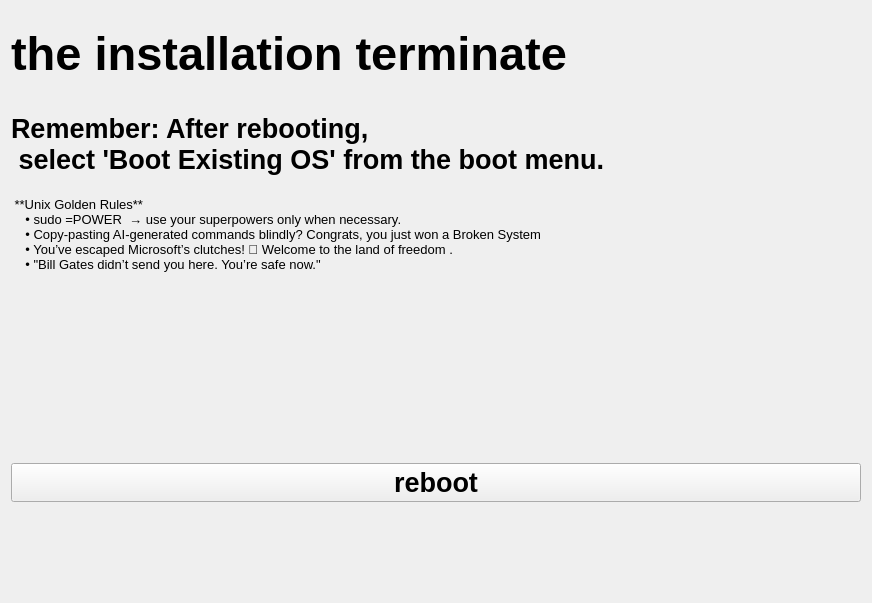
Above: finish.ui from n1cef/kraken_installer before the change. Below: the same form after it.
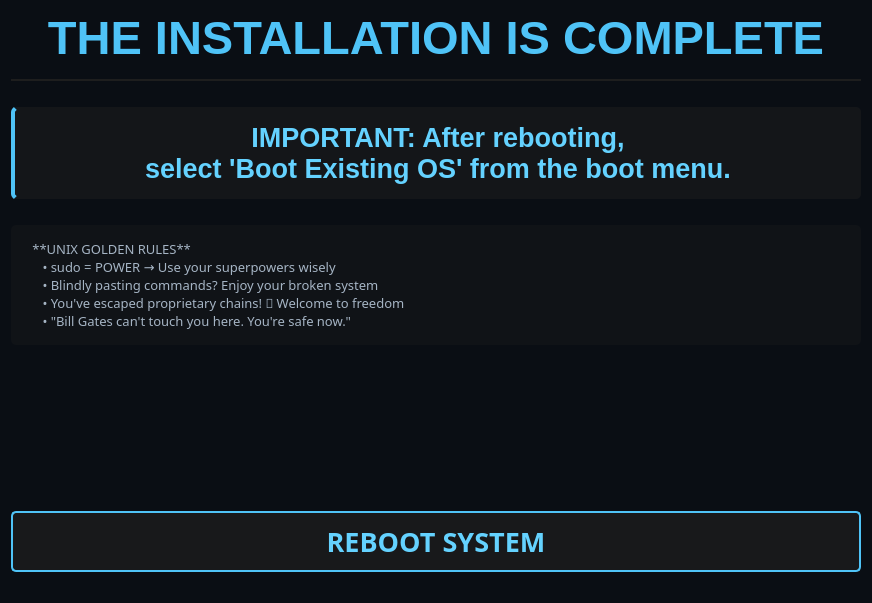
That is the form after the change. Icons and pictures are not drawn.

```diff
--- a/finish.ui
+++ b/finish.ui
@@ -11,7 +11,10 @@
    </rect>
   </property>
   <property name="windowTitle">
-   <string>Form</string>
+   <string>Installation Complete</string>
+  </property>
+  <property name="styleSheet">
+   <string notr="true">background-color: #0a0e14;</string>
   </property>
   <layout class="QVBoxLayout" name="verticalLayout">
    <item>
@@ -23,10 +26,16 @@
       </font>
      </property>
      <property name="styleSheet">
-      <string notr="true">color:&quot;blue&quot;</string>
+      <string notr="true">color: #4fc3f7;
+        padding-bottom: 15px;
+        border-bottom: 2px solid #1e1e1e;
+        margin-bottom: 20px;</string>
      </property>
      <property name="text">
-      <string>the installation terminate </string>
+      <string>THE INSTALLATION IS COMPLETE</string>
+     </property>
+     <property name="alignment">
+      <set>Qt::AlignCenter</set>
      </property>
     </widget>
    </item>
@@ -39,11 +48,18 @@
       </font>
      </property>
      <property name="styleSheet">
-      <string notr="true">color:&quot;cyan&quot;;</string>
+      <string notr="true">color: #64d2ff;
+        padding: 15px;
+        background-color: rgba(30, 30, 30, 0.5);
+        border-radius: 5px;
+        border-left: 4px solid #4fc3f7;</string>
      </property>
      <property name="text">
-      <string>Remember: After rebooting, 
- select 'Boot Existing OS' from the boot menu.  </string>
+      <string>IMPORTANT: After rebooting, 
+select 'Boot Existing OS' from the boot menu.</string>
+     </property>
+     <property name="alignment">
+      <set>Qt::AlignCenter</set>
      </property>
     </widget>
    </item>
@@ -52,14 +68,25 @@
      <property name="font">
       <font>
        <pointsize>10</pointsize>
+       <family>SpaceMono Nerd Font</family>
       </font>
      </property>
+     <property name="styleSheet">
+      <string notr="true">color: #a5b4c4;
+        padding: 15px;
+        background-color: rgba(30, 30, 30, 0.3);
+        border-radius: 5px;
+        margin-top: 20px;</string>
+     </property>
      <property name="text">
-      <string> **Unix Golden Rules**   
-    • sudo =POWER  → use your superpowers only when necessary.  
-    • Copy-pasting AI-generated commands blindly? Congrats, you just won a Broken System   
-    • You’ve escaped Microsoft’s clutches! 🐧 Welcome to the land of freedom .  
-    • &quot;Bill Gates didn’t send you here. You’re safe now.&quot; </string>
+      <string> **UNIX GOLDEN RULES**   
+    • sudo = POWER → Use your superpowers wisely  
+    • Blindly pasting commands? Enjoy your broken system  
+    • You've escaped proprietary chains! 🐧 Welcome to freedom  
+    • "Bill Gates can't touch you here. You're safe now."</string>
+     </property>
+     <property name="alignment">
+      <set>Qt::AlignLeft</set>
      </property>
     </widget>
    </item>
@@ -68,6 +95,12 @@
      <property name="text">
       <string/>
      </property>
+     <property name="sizePolicy">
+      <sizepolicy hsizetype="Preferred" vsizetype="Expanding">
+       <horstretch>0</horstretch>
+       <verstretch>1</verstretch>
+      </sizepolicy>
+     </property>
     </widget>
    </item>
    <item>
@@ -87,6 +120,9 @@
      <property name="scaledContents">
       <bool>true</bool>
      </property>
+     <property name="alignment">
+      <set>Qt::AlignCenter</set>
+     </property>
     </widget>
    </item>
    <item>
@@ -95,22 +131,46 @@
       <font>
        <pointsize>20</pointsize>
        <bold>true</bold>
+       <family>SpaceMono Nerd Font</family>
       </font>
      </property>
      <property name="styleSheet">
-      <string notr="true">color:&quot;cyan&quot;</string>
+      <string notr="true">
+        QPushButton {
+          color: #64d2ff;
+          background-color: rgba(30, 30, 30, 0.7);
+          border: 2px solid #4fc3f7;
+          border-radius: 5px;
+          padding: 10px 30px;
+          min-width: 200px;
+        }
+        QPushButton:hover {
+          background-color: rgba(79, 195, 247, 0.2);
+        }
+        QPushButton:pressed {
+          background-color: rgba(79, 195, 247, 0.4);
+          border-color: #64d2ff;
+        }
+      </string>
      </property>
      <property name="text">
-      <string>reboot</string>
+      <string>REBOOT SYSTEM</string>
+     </property>
+     <property name="iconSize">
+      <size>
+       <width>32</width>
+       <height>32</height>
+      </size>
      </property>
     </widget>
    </item>
    <item>
     <widget class="QLabel" name="label_2">
-     <property name="font">
-      <font>
-       <kerning>true</kerning>
-      </font>
+     <property name="sizePolicy">
+      <sizepolicy hsizetype="Preferred" vsizetype="Fixed">
+       <horstretch>0</horstretch>
+       <verstretch>0</verstretch>
+      </sizepolicy>
      </property>
      <property name="text">
       <string/>
```
